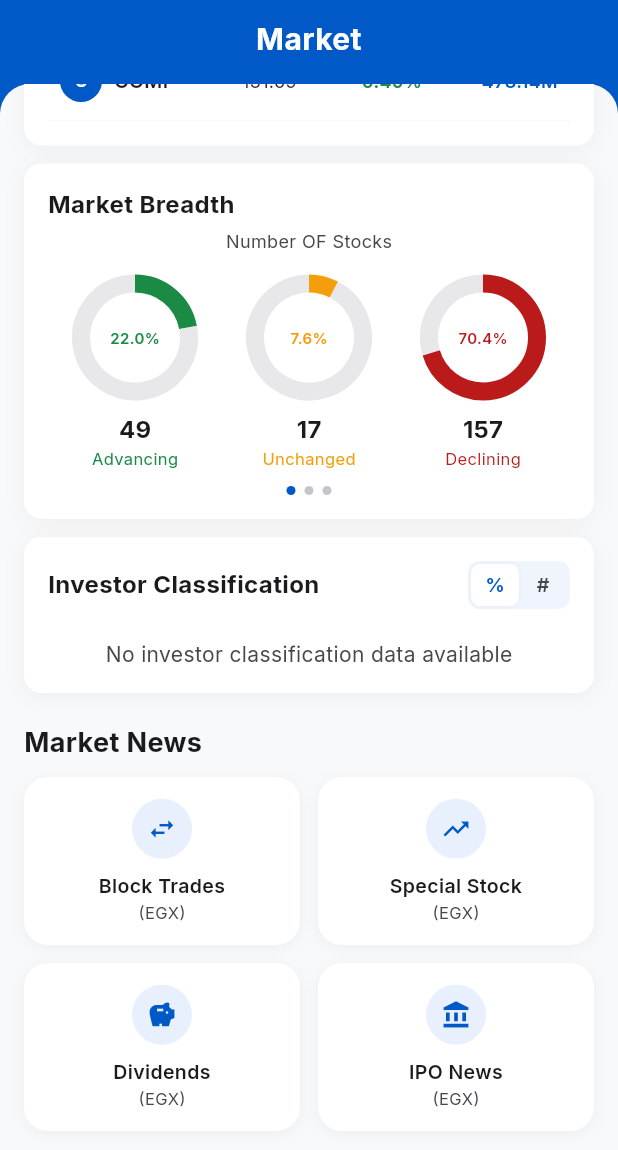
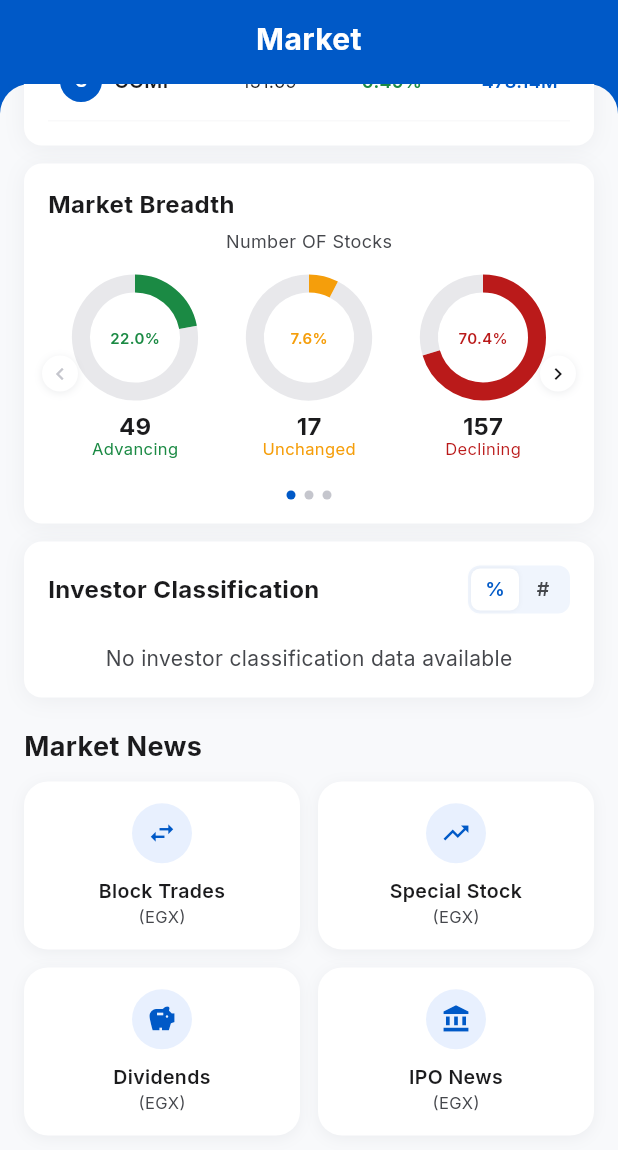
Before and after one commit to hellominamagdy-byte/grw_app, a Flutter app: the MarketScreen screen opened by its route, scrolled down 576 dp, on a phone screen of 412 x 824 dp. Shown: the top 1150 px of the screen. Run offline on Flutter 3.47's test engine with Material 3 defaults, Android fonts, the light colour scheme and no system bars; drawn by our look-alikes of fl_chart; our stand-ins replace cached_network_image, flutter_riverpod, go_router, google_fonts; network calls fail.

Commit message:
Implement page navigation for breadth data in Market Screen. Introduced PageView for better user experience, allowing users to swipe between breadth items. Added navigation arrows and improved layout for better accessibility and interaction.

```diff
--- a/lib/features/market/market_screen.dart
+++ b/lib/features/market/market_screen.dart
@@ -16,6 +16,39 @@ class _MarketTabState extends State<MarketTab> {
   String _turnoverTab = 'Turnover';
   bool _investorByPercent = true;
   int _breadthPage = 0;
+  final PageController _breadthPageController = PageController();
+
+  @override
+  void dispose() {
+    _breadthPageController.dispose();
+    super.dispose();
+  }
+
+  void _goBreadthPrev() {
+    if (_breadthPage > 0) {
+      _breadthPageController.previousPage(
+        duration: const Duration(milliseconds: 300),
+        curve: Curves.easeInOut,
+      );
+    }
+  }
+
+  void _goBreadthNext() {
+    if (_breadthPage < _breadthPages.length - 1) {
+      _breadthPageController.nextPage(
+        duration: const Duration(milliseconds: 300),
+        curve: Curves.easeInOut,
+      );
+    }
+  }
+
+  void _goBreadthPage(int index) {
+    _breadthPageController.animateToPage(
+      index,
+      duration: const Duration(milliseconds: 300),
+      curve: Curves.easeInOut,
+    );
+  }
 
   static const _turnoverTabs = ['Turnover', 'Volume', 'Gainers', 'Losers'];
 
@@ -438,9 +471,22 @@ class _MarketTabState extends State<MarketTab> {
                             ),
                           ),
                           const SizedBox(height: _cardInnerGap),
-                          Row(
-                            children:
-                                _breadthPages[_breadthPage].items.map((item) {
+                          SizedBox(
+                            height: 136,
+                            child: Stack(
+                              clipBehavior: Clip.none,
+                              children: [
+                                PageView.builder(
+                                  controller: _breadthPageController,
+                                  onPageChanged: (index) =>
+                                      setState(() => _breadthPage = index),
+                                  itemCount: _breadthPages.length,
+                                  itemBuilder: (context, index) {
+                                    return Row(
+                                      crossAxisAlignment:
+                                          CrossAxisAlignment.start,
+                                      children: _breadthPages[index].items
+                                          .map((item) {
                                         return Expanded(
                                           child: _BreadthDonut(
                                             label: item.label,
@@ -450,14 +496,43 @@ class _MarketTabState extends State<MarketTab> {
                                           ),
                                         );
                                       }).toList(),
+                                    );
+                                  },
+                                ),
+                                Positioned(
+                                  left: -4,
+                                  top: 0,
+                                  bottom: 0,
+                                  child: Center(
+                                    child: _BreadthNavArrow(
+                                      icon: Icons.chevron_left,
+                                      enabled: _breadthPage > 0,
+                                      onTap: _goBreadthPrev,
+                                    ),
+                                  ),
+                                ),
+                                Positioned(
+                                  right: -4,
+                                  top: 0,
+                                  bottom: 0,
+                                  child: Center(
+                                    child: _BreadthNavArrow(
+                                      icon: Icons.chevron_right,
+                                      enabled:
+                                          _breadthPage < _breadthPages.length - 1,
+                                      onTap: _goBreadthNext,
+                                    ),
+                                  ),
+                                ),
+                              ],
+                            ),
                           ),
                           const SizedBox(height: 10),
                           Row(
                             mainAxisAlignment: MainAxisAlignment.center,
                             children: List.generate(_breadthPages.length, (i) {
                               return GestureDetector(
-                                onTap: () =>
-                                    setState(() => _breadthPage = i),
+                                onTap: () => _goBreadthPage(i),
                                 behavior: HitTestBehavior.opaque,
                                 child: Container(
                                   width: 6,
@@ -1000,6 +1075,48 @@ class _TurnoverTable extends StatelessWidget {
   }
 }
 
+class _BreadthNavArrow extends StatelessWidget {
+  final IconData icon;
+  final bool enabled;
+  final VoidCallback onTap;
+
+  const _BreadthNavArrow({
+    required this.icon,
+    required this.enabled,
+    required this.onTap,
+  });
+
+  @override
+  Widget build(BuildContext context) {
+    final grw = context.grw;
+
+    return GestureDetector(
+      onTap: enabled ? onTap : null,
+      behavior: HitTestBehavior.opaque,
+      child: Container(
+        width: 24,
+        height: 24,
+        decoration: BoxDecoration(
+          color: grw.surface,
+          shape: BoxShape.circle,
+          boxShadow: [
+            BoxShadow(
+              color: const Color(0xFF0A1628).withValues(alpha: 0.08),
+              blurRadius: 4,
+              offset: const Offset(0, 1),
+            ),
+          ],
+        ),
+        child: Icon(
+          icon,
+          size: 16,
+          color: enabled ? grw.textPrimary : grw.borderLight,
+        ),
+      ),
+    );
+  }
+}
+
 class _BreadthDonut extends StatelessWidget {
   final String label;
   final String value;
@@ -1020,6 +1137,7 @@ class _BreadthDonut extends StatelessWidget {
     final percentLabel = '${percent.toStringAsFixed(1)}%';
 
     return Column(
+      mainAxisSize: MainAxisSize.min,
       children: [
         SizedBox(
           width: 88,
@@ -1067,6 +1185,7 @@ class _BreadthDonut extends StatelessWidget {
             fontFamily: 'Inter',
             fontWeight: FontWeight.w700,
             fontSize: 16,
+            height: 1.1,
             color: grw.textPrimary,
           ),
         ),
@@ -1075,6 +1194,7 @@ class _BreadthDonut extends StatelessWidget {
           style: TextStyle(
             fontFamily: 'Inter',
             fontSize: 11,
+            height: 1.1,
             color: color,
           ),
         ),
```
Lines whose indentation alone changed are shown as unchanged.
